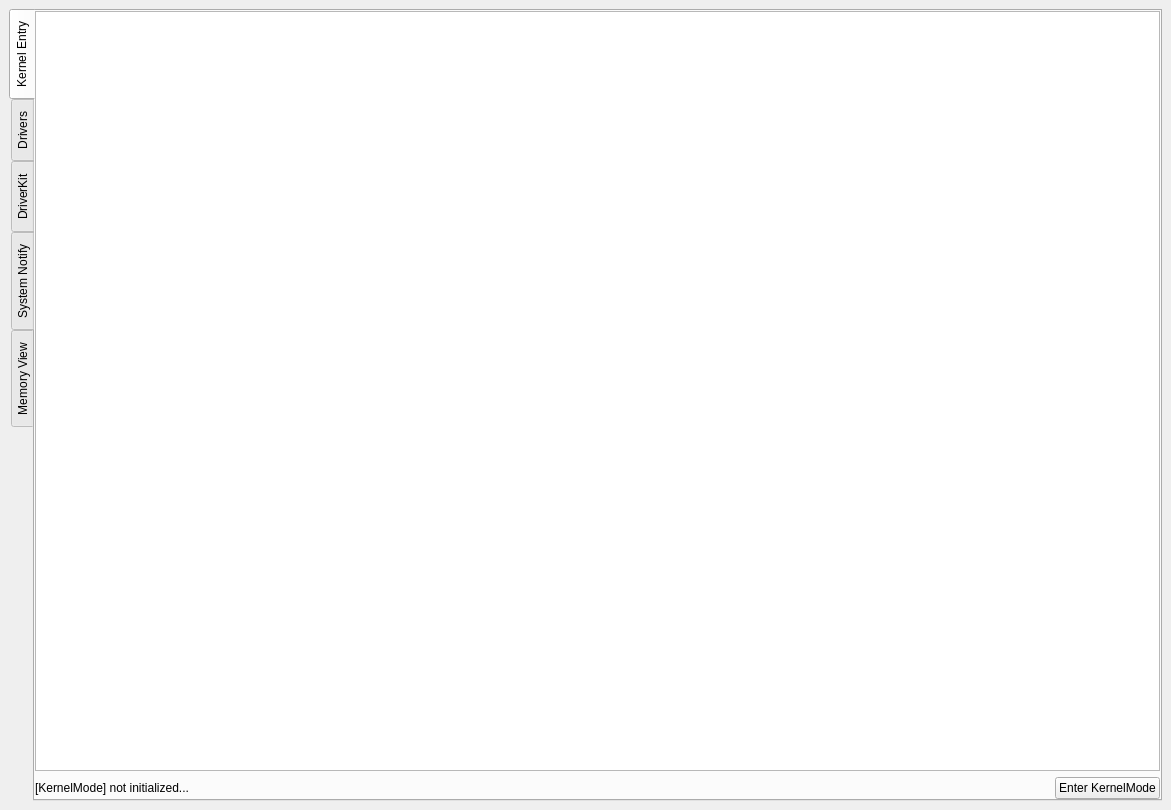
This is src/OpenArk/ui/kernel.ui in BlackINT3/OpenArk as Qt 5 draws it before an edit. The edited form follows.
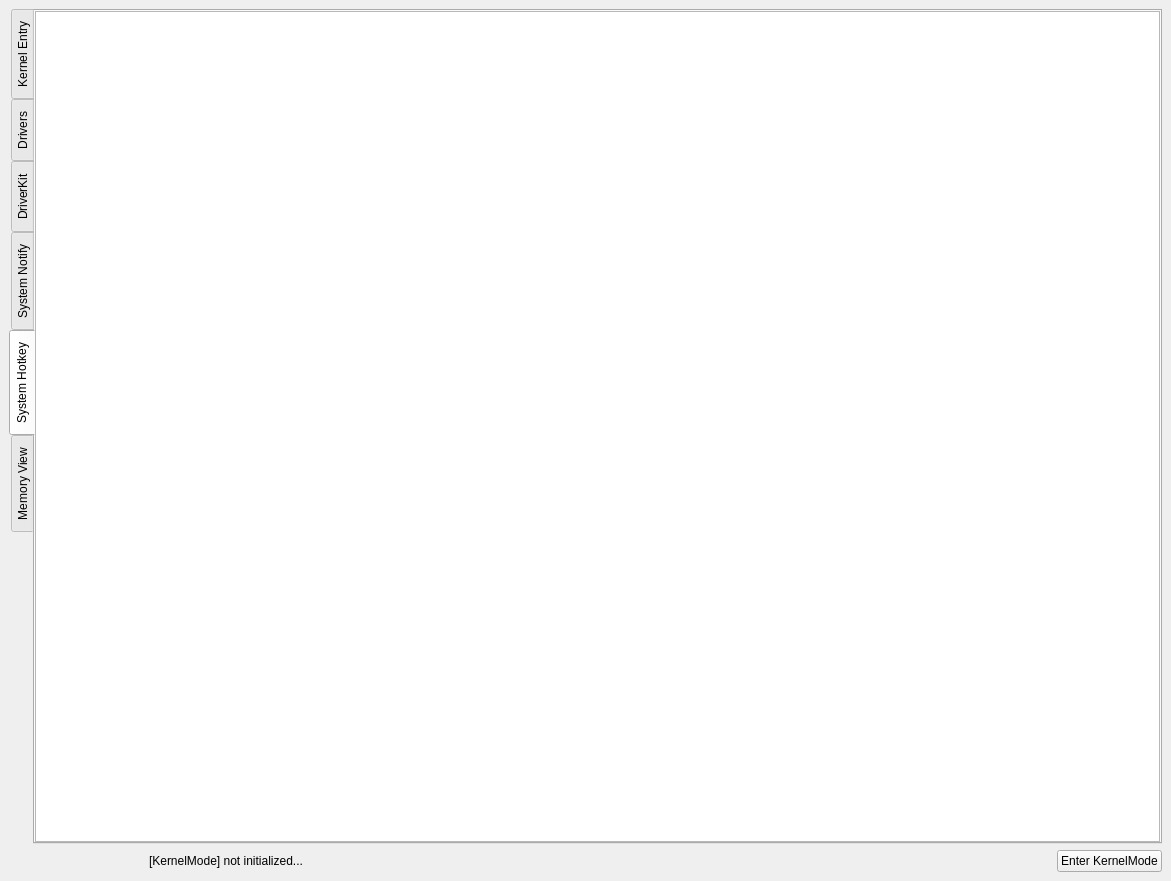
This is the edited form. The open tabs and pages were chosen to show the change.

Commit message: Add features of System Hotkeys

The edit to the form file:
```diff
--- a/src/OpenArk/ui/kernel.ui
+++ b/src/OpenArk/ui/kernel.ui
@@ -7,7 +7,7 @@
     <x>0</x>
     <y>0</y>
     <width>1171</width>
-    <height>810</height>
+    <height>881</height>
    </rect>
   </property>
   <property name="windowTitle">
@@ -60,37 +60,6 @@
        <item>
         <widget class="QTableView" name="kernelInfoView"/>
        </item>
-       <item>
-        <layout class="QHBoxLayout" name="horizontalLayout_4">
-         <item>
-          <widget class="QLabel" name="kernelModeStatus">
-           <property name="text">
-            <string>[KernelMode] not initialized...</string>
-           </property>
-          </widget>
-         </item>
-         <item>
-          <spacer name="horizontalSpacer_3">
-           <property name="orientation">
-            <enum>Qt::Horizontal</enum>
-           </property>
-           <property name="sizeHint" stdset="0">
-            <size>
-             <width>40</width>
-             <height>20</height>
-            </size>
-           </property>
-          </spacer>
-         </item>
-         <item>
-          <widget class="QPushButton" name="kernelModeBtn">
-           <property name="text">
-            <string>Enter KernelMode</string>
-           </property>
-          </widget>
-         </item>
-        </layout>
-       </item>
       </layout>
      </widget>
      <widget class="QWidget" name="tabDrivers">
@@ -405,6 +374,34 @@
        </item>
       </layout>
      </widget>
+     <widget class="QWidget" name="tabHotkey">
+      <attribute name="title">
+       <string>System Hotkey</string>
+      </attribute>
+      <layout class="QVBoxLayout" name="verticalLayout_81">
+       <property name="leftMargin">
+        <number>0</number>
+       </property>
+       <property name="topMargin">
+        <number>0</number>
+       </property>
+       <property name="rightMargin">
+        <number>0</number>
+       </property>
+       <property name="bottomMargin">
+        <number>0</number>
+       </property>
+       <item>
+        <widget class="QTreeView" name="hotkeyView">
+         <property name="font">
+          <font>
+           <pointsize>9</pointsize>
+          </font>
+         </property>
+        </widget>
+       </item>
+      </layout>
+     </widget>
      <widget class="QWidget" name="tabMemory">
       <attribute name="title">
        <string>Memory View</string>
@@ -522,6 +519,40 @@
      </widget>
     </widget>
    </item>
+   <item>
+    <layout class="QHBoxLayout" name="horizontalLayout_4">
+     <property name="leftMargin">
+      <number>140</number>
+     </property>
+     <item>
+      <widget class="QLabel" name="kernelModeStatus">
+       <property name="text">
+        <string>[KernelMode] not initialized...</string>
+       </property>
+      </widget>
+     </item>
+     <item>
+      <spacer name="horizontalSpacer_3">
+       <property name="orientation">
+        <enum>Qt::Horizontal</enum>
+       </property>
+       <property name="sizeHint" stdset="0">
+        <size>
+         <width>40</width>
+         <height>20</height>
+        </size>
+       </property>
+      </spacer>
+     </item>
+     <item>
+      <widget class="QPushButton" name="kernelModeBtn">
+       <property name="text">
+        <string>Enter KernelMode</string>
+       </property>
+      </widget>
+     </item>
+    </layout>
+   </item>
   </layout>
  </widget>
  <resources/>
```
The commit also changes 27 other files.
